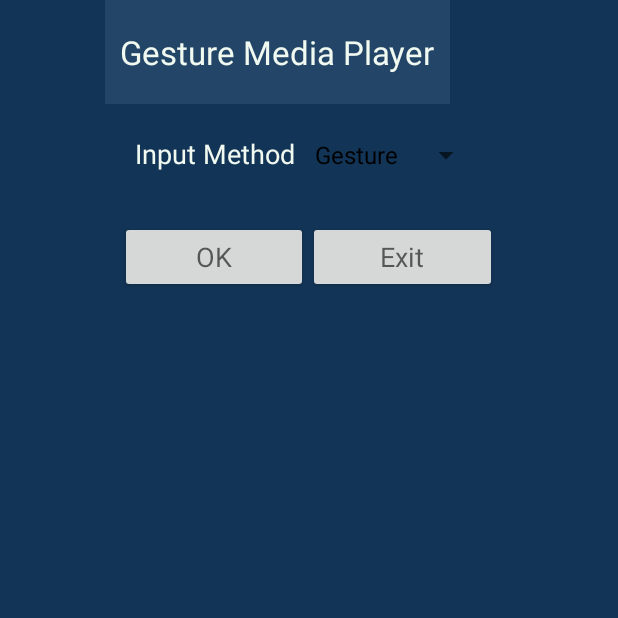
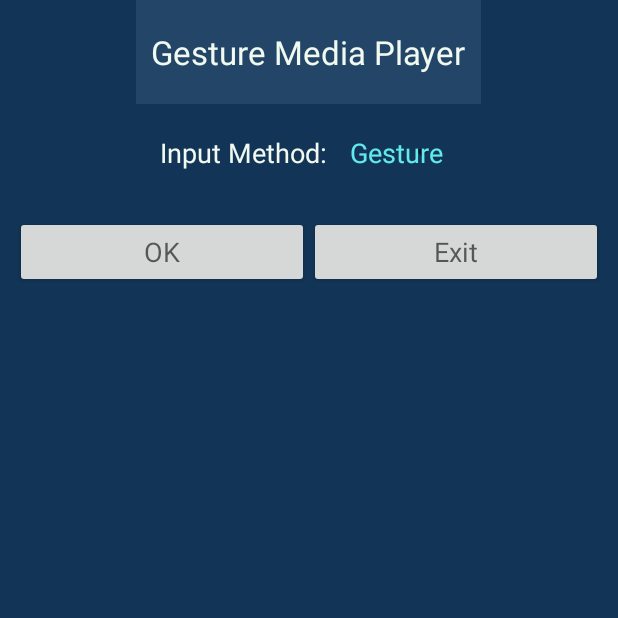
Before and after one commit to TramDo/GestureMediaPlayer, an Android app: the screen it shows after launch (SetupActivity), on a phone screen of 412 x 824 dp, the top half of it. Run offline under Robolectric (Android 15) with nearby library versions, the phone set to English and light mode, and no system bars.

Commit message:
Updated UI for Setup Activity and display volume

```diff
--- a/app/src/main/java/com/example/gesturemediaplayer/ButtonActivity.java
+++ b/app/src/main/java/com/example/gesturemediaplayer/ButtonActivity.java
@@ -78,7 +78,7 @@ public class ButtonActivity extends Activity implements OnClickListener {
 
         volumeControl = (SeekBar) findViewById(R.id.volumeControl);
 
-        progresstxt.setText(String.valueOf(audioManager.getStreamVolume(AudioManager.STREAM_MUSIC))+ "%");
+        progresstxt.setText(String.valueOf(Math.round(((currentvolume / (float)maxvolume) * 100)) + "%"));
 
         volumeControl.setMax(maxvolume);
         volumeControl.setProgress(currentvolume);
@@ -92,7 +92,7 @@ public class ButtonActivity extends Activity implements OnClickListener {
                 progressChangedValue = progress;
 
                 float volumePercent = progress / (float)maxvolume;
-                progresstxt.setText(String.valueOf(volumePercent * 100) + "%");
+                progresstxt.setText(String.valueOf(Math.round(volumePercent * 100)) + "%");
                 audioManager.setStreamVolume(AudioManager.STREAM_MUSIC, progress, AudioManager.FLAG_SHOW_UI);
 
             }
--- a/app/src/main/java/com/example/gesturemediaplayer/SetupActivity.java
+++ b/app/src/main/java/com/example/gesturemediaplayer/SetupActivity.java
@@ -26,7 +26,7 @@ public class SetupActivity extends Activity implements AdapterView.OnItemSelecte
 
         spinMethod = (Spinner) findViewById(R.id.paramInput);
 
-        ArrayAdapter<CharSequence> adapter = new ArrayAdapter<CharSequence>(this,R.layout.support_simple_spinner_dropdown_item,
+        ArrayAdapter<CharSequence> adapter = new ArrayAdapter<CharSequence>(this,R.layout.spinnerstyle,
                 INPUT_METHOD_STRING);
         spinMethod.setAdapter(adapter);
     }
@@ -127,10 +127,5 @@ public class SetupActivity extends Activity implements AdapterView.OnItemSelecte
         super.onDestroy();
     }
 
-    // simple Comparator to sort the sensor list by sensor type
-    private static class ByType implements Comparator<Sensor> {
-        public int compare(Sensor a, Sensor b) {
-            return a.getType() - b.getType();
-        }
-    }
+
 }
--- a/app/src/main/res/layout/setup_layout.xml
+++ b/app/src/main/res/layout/setup_layout.xml
@@ -5,10 +5,11 @@
     android:background="#ff123456"
     android:gravity="center_horizontal"
     android:orientation="vertical">
-    <LinearLayout xmlns:android="http://schemas.android.com/apk/res/android"
-        android:layout_width="wrap_content"
-        android:layout_height="wrap_content"
-        android:layout_gravity="center_horizontal"
+
+    <LinearLayout
+        android:layout_width="match_parent"
+        android:layout_height="match_parent"
+        android:layout_gravity="center"
         android:background="#ff123456"
         android:orientation="vertical">
 
@@ -16,19 +17,20 @@
             android:id="@+id/setuptitletext"
             android:layout_width="wrap_content"
             android:layout_height="wrap_content"
+            android:layout_gravity="center"
             android:background="#ff234567"
-            android:gravity="center_horizontal"
+            android:paddingLeft="10dp"
+            android:paddingTop="20dp"
+            android:paddingRight="10dp"
             android:paddingBottom="20dp"
-            android:paddingLeft="10dp"
-            android:paddingRight="10dp"
-            android:paddingTop="20dp"
             android:text="@string/setuptitletext"
-            android:textColor="#F1FAF1"
-            android:textAppearance="?android:attr/textAppearanceLarge"/>
+            android:textAppearance="?android:attr/textAppearanceLarge"
+            android:textColor="#F1FAF1" />
 
         <TableLayout
             android:layout_width="wrap_content"
             android:layout_height="wrap_content"
+            android:layout_gravity="center"
             android:layout_margin="10dp"
             android:paddingLeft="10dp"
             android:paddingRight="10dp">
@@ -37,24 +39,28 @@
 
                 <TextView
                     android:id="@+id/paramLabelInput"
+                    android:layout_width="wrap_content"
+                    android:layout_gravity="center"
                     android:gravity="right"
                     android:paddingRight="5dp"
                     android:text="@string/paramlabelinputtext"
-                    android:textColor="#F1FAF1"
-                    android:textAppearance="?android:attr/textAppearanceMedium"/>
+                    android:textAppearance="?android:attr/textAppearanceMedium"
+                    android:textColor="#F1FAF1" />
 
                 <Spinner
                     android:id="@+id/paramInput"
+                    android:layout_gravity="center"
                     android:layout_weight="1"
                     android:gravity="left"
-                    android:textColor="#F1FAF1"
-                    android:textAppearance="?android:attr/textAppearanceMedium"/>
+                    android:padding="10dp"
+                    android:textAppearance="?android:attr/textAppearanceMedium" />
             </TableRow>
         </TableLayout>
 
         <LinearLayout
             android:layout_width="fill_parent"
             android:layout_height="wrap_content"
+            android:layout_gravity="center"
             android:layout_margin="10dp"
             android:gravity="center_horizontal"
             android:orientation="horizontal">
@@ -66,8 +72,7 @@
                 android:layout_weight="1"
                 android:onClick="clickOK"
                 android:text="@string/btnoktext"
-                android:textAppearance="?android:attr/textAppearanceMedium">
-            </Button>
+                android:textAppearance="?android:attr/textAppearanceMedium"></Button>
 
             <Button
                 android:id="@+id/Button03"
@@ -76,8 +81,7 @@
                 android:layout_weight="1"
                 android:onClick="clickExit"
                 android:text="@string/btnexittext"
-                android:textAppearance="?android:attr/textAppearanceMedium">
-            </Button>
+                android:textAppearance="?android:attr/textAppearanceMedium"></Button>
         </LinearLayout>
 
     </LinearLayout>
--- a/app/src/main/res/layout/spinnerstyle.xml
+++ b/app/src/main/res/layout/spinnerstyle.xml
@@ -1,6 +1,9 @@
 <?xml version="1.0" encoding="utf-8"?>
-<LinearLayout xmlns:android="http://schemas.android.com/apk/res/android"
-    android:orientation="vertical" android:layout_width="match_parent"
-    android:layout_height="match_parent">
-
-</LinearLayout>
+<TextView xmlns:android="http://schemas.android.com/apk/res/android"
+    android:id="@+id/spinnerstyle"
+    android:layout_width="fill_parent"
+    android:layout_height="wrap_content"
+    android:gravity="center"
+    android:textAppearance="?android:attr/textAppearanceMedium"
+    android:textColor="#61E9ED"
+    />
--- a/app/src/main/res/values/strings.xml
+++ b/app/src/main/res/values/strings.xml
@@ -3,7 +3,7 @@
     <string name="setuptitletext">Gesture Media Player</string>
     <string name="btnoktext">OK</string>
     <string name="btnexittext">Exit</string>
-    <string name="paramlabelinputtext">Input Method</string>
+    <string name="paramlabelinputtext">Input Method: </string>
     <string name="sensorlayoutext">Sensor Layout</string>
 
 </resources>
```
Also changed, not shown: app/src/main/java/com/example/gesturemediaplayer/SensorActivity.java (+9 -10 lines).
